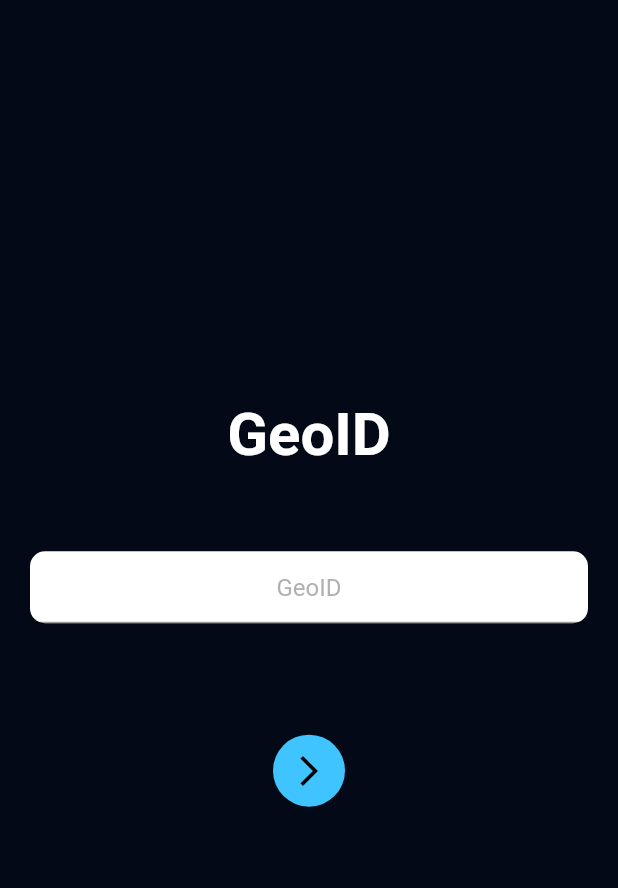
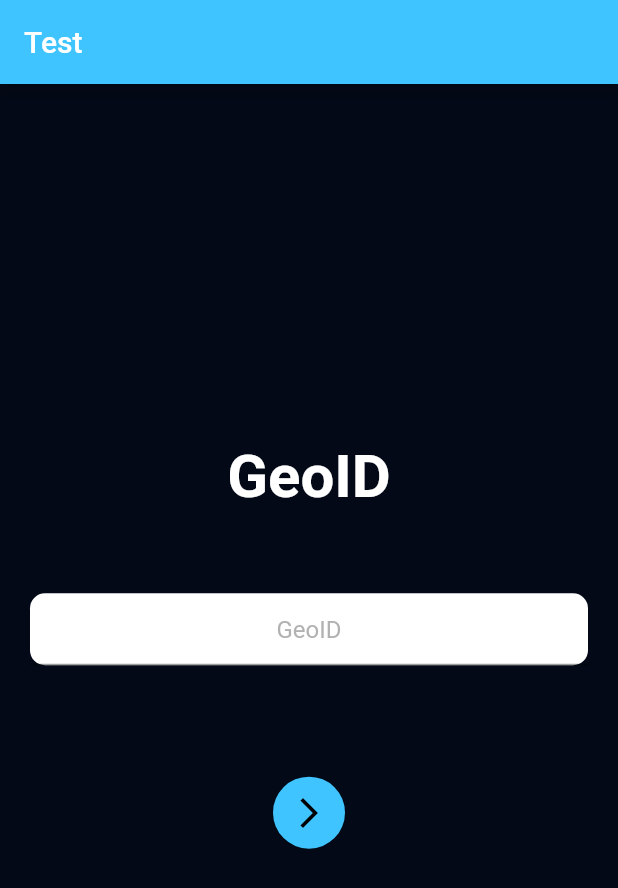
Before and after one commit to 0xAdityaSingh/TheApp, a Flutter app: the screen it shows after launch, on a phone screen of 412 x 824 dp. Shown: the top 888 px of the screen. Run offline on Flutter 3.47's test engine with Material 2 defaults, Android fonts, the phone set to English and light mode, and no system bars; missing offline and left inert: ssh.

Commit message:
Update geo.dart

```diff
--- a/lib/src/pages/geo.dart
+++ b/lib/src/pages/geo.dart
@@ -1,5 +1,5 @@
+import 'package:sample/src/pages/_ssh.dart';
 import 'package:flutter/material.dart';
-import 'package:sample/src/pages/_ssh.dart';
 
 class GeoPage extends StatefulWidget {
   @override
@@ -20,10 +20,10 @@ class GeoState extends State<GeoPage> {
   Widget build(BuildContext context) {
     return Scaffold(
       backgroundColor: Color.fromRGBO(3, 9, 23, 1),
-      // appBar: AppBar(
-      //   title: Text('GeoID'),
-      //   backgroundColor: Colors.lightBlueAccent,
-      // ),
+      appBar: AppBar(
+        title: Text('Test'),
+        backgroundColor: Colors.lightBlueAccent,
+      ),
       body: Center(
         child: Container(
           padding: const EdgeInsets.symmetric(horizontal: 20),
@@ -83,11 +83,10 @@ class GeoState extends State<GeoPage> {
                             onPressed: () {
                               Navigator.push(
                                 context,
-                                MaterialPageRoute(
-                                    builder: (context) {
-                                      IndexState.GEOID=_geoController.text;
-                                      return IndexPage();
-                                    }),
+                                MaterialPageRoute(builder: (context) {
+                                  IndexState.GEOID = _geoController.text;
+                                  return IndexPage();
+                                }),
                               );
                             }),
                       ),
```
